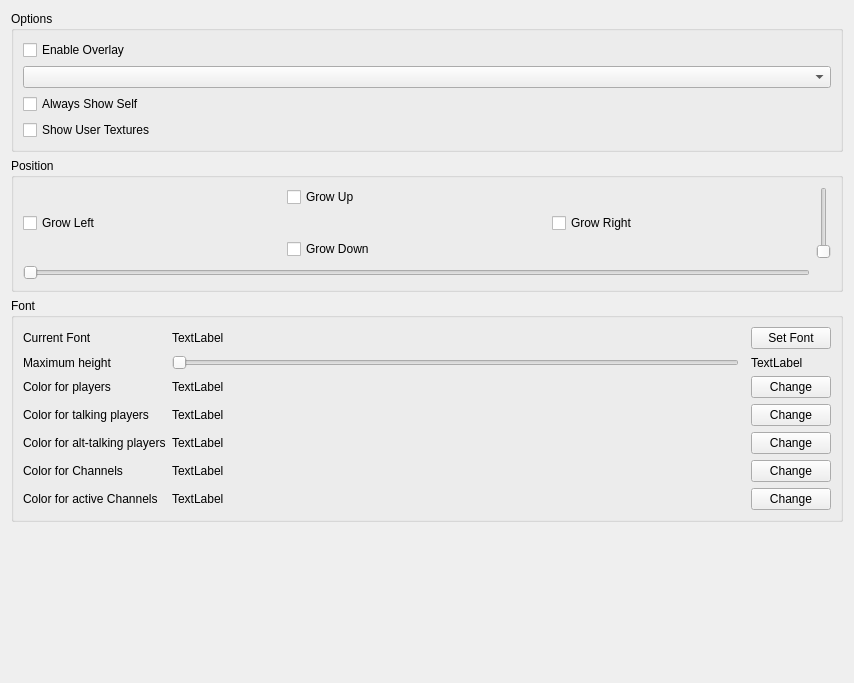
The window that src/mumble/Overlay.ui (mumble-voip/mumble) describes before a commit, drawn with Qt 5.
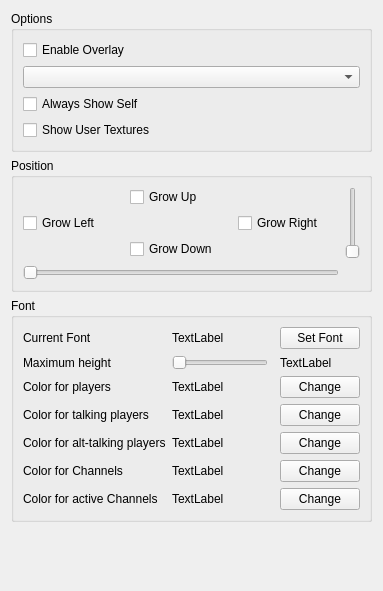
The same window after the commit.

```diff
--- a/src/mumble/Overlay.ui
+++ b/src/mumble/Overlay.ui
@@ -5,8 +5,8 @@
    <rect>
     <x>0</x>
     <y>0</y>
-    <width>854</width>
-    <height>683</height>
+    <width>383</width>
+    <height>591</height>
    </rect>
   </property>
   <property name="windowTitle" >
```
